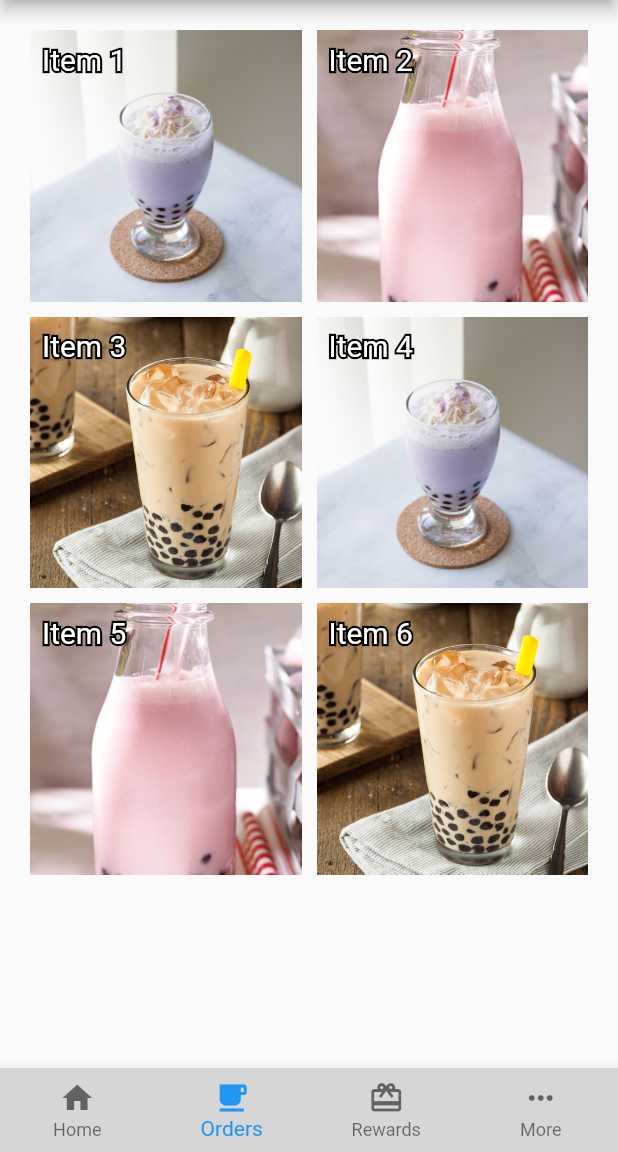
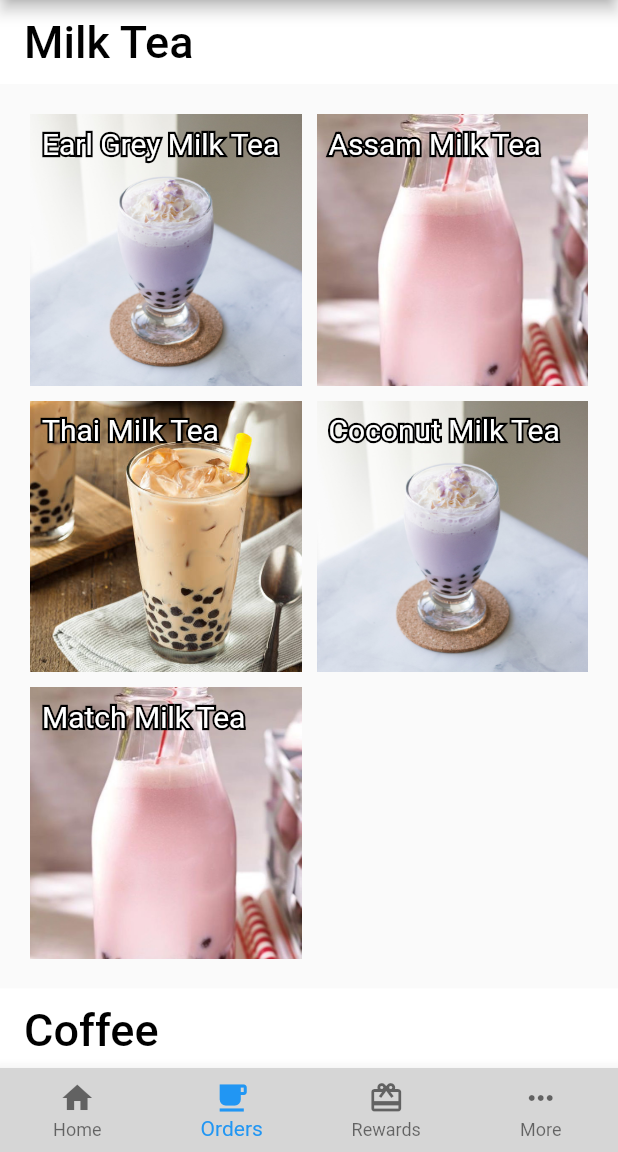
Before and after one commit to sabrinatouch/bobatouch, a Flutter app: the screen it shows after launch, item 2 of the bottom bar chosen, on a phone screen of 412 x 824 dp, the part 84-1236 px from its top. Run offline on Flutter 3.47's test engine with Material 2 defaults, Android fonts, the phone set to English and light mode, and no system bars.

Commit message:
Mirrors the menu items
Made the format to be closer to what the menu will look like

```diff
--- a/flutter_test/demo/lib/OrdersPage.dart
+++ b/flutter_test/demo/lib/OrdersPage.dart
@@ -9,10 +9,18 @@ class _OrdersPageState extends State<OrdersPage> {
   @override
   Widget build(BuildContext context) {
     return new Scaffold(
-      body:
-      CustomScrollView(
+      body: CustomScrollView(
         primary: false,
         slivers: <Widget>[
+          SliverAppBar(
+            title: Text('Milk Tea',
+                style: TextStyle(
+                  fontSize: 30.0,
+                  color: Colors.black,
+                )
+            ),
+            backgroundColor: Colors.white,
+          ),
           SliverPadding(
             padding: const EdgeInsets.all(20),
             sliver: SliverGrid.count(
@@ -20,12 +28,98 @@ class _OrdersPageState extends State<OrdersPage> {
               mainAxisSpacing: 10,
               crossAxisCount: 2,
               children: <Widget>[
-                _buildMenuItem('assets/drink1.jpg', 'Item 1'),
-                _buildMenuItem('assets/drink2.jpg', 'Item 2'),
-                _buildMenuItem('assets/drink3.jpg', 'Item 3'),
-                _buildMenuItem('assets/drink1.jpg', 'Item 4'),
-                _buildMenuItem('assets/drink2.jpg', 'Item 5'),
-                _buildMenuItem('assets/drink3.jpg', 'Item 6'),
+                _buildMenuItem('assets/drink1.jpg', 'Earl Grey Milk Tea'),
+                _buildMenuItem('assets/drink2.jpg', 'Assam Milk Tea'),
+                _buildMenuItem('assets/drink3.jpg', 'Thai Milk Tea'),
+                _buildMenuItem('assets/drink1.jpg', 'Coconut Milk Tea'),
+                _buildMenuItem('assets/drink2.jpg', 'Match Milk Tea'),
+              ],
+            ),
+          ),
+          SliverAppBar(
+            title: Text('Coffee',
+                style: TextStyle(
+                  fontSize: 30.0,
+                  color: Colors.black,
+                )
+            ),
+            backgroundColor: Colors.white,
+          ),
+          SliverPadding(
+            padding: const EdgeInsets.all(20),
+            sliver: SliverGrid.count(
+              crossAxisSpacing: 10,
+              mainAxisSpacing: 10,
+              crossAxisCount: 2,
+              children: <Widget>[
+                _buildMenuItem('assets/drink1.jpg', 'Cold Brew Hazelnut Vietnamese Coffee'),
+              ],
+            ),
+          ),
+          SliverAppBar(
+            title: Text('Fruity',
+                style: TextStyle(
+                  fontSize: 30.0,
+                  color: Colors.black,
+                )
+            ),
+            backgroundColor: Colors.white,
+          ),
+          SliverPadding(
+            padding: const EdgeInsets.all(20),
+            sliver: SliverGrid.count(
+              crossAxisSpacing: 10,
+              mainAxisSpacing: 10,
+              crossAxisCount: 2,
+              children: <Widget>[
+                _buildMenuItem('assets/drink1.jpg', 'Hibiscus'),
+                _buildMenuItem('assets/drink2.jpg', 'Lemon Grass'),
+                _buildMenuItem('assets/drink3.jpg', 'Giner'),
+                _buildMenuItem('assets/drink1.jpg', 'Lemonade'),
+              ],
+            ),
+          ),
+          SliverAppBar(
+            title: Text('Flavored Milk',
+                style: TextStyle(
+                  fontSize: 30.0,
+                  color: Colors.black,
+                )
+            ),
+            backgroundColor: Colors.white,
+          ),
+          SliverPadding(
+            padding: const EdgeInsets.all(20),
+            sliver: SliverGrid.count(
+              crossAxisSpacing: 10,
+              mainAxisSpacing: 10,
+              crossAxisCount: 2,
+              children: <Widget>[
+                _buildMenuItem('assets/drink1.jpg', 'Strawberry Milk'),
+                _buildMenuItem('assets/drink2.jpg', 'Ube Milk'),
+                _buildMenuItem('assets/drink3.jpg', 'Mung Bean Pandan Milk'),
+              ],
+            ),
+          ),
+          SliverAppBar(
+            title: Text('Ice Cream',
+                style: TextStyle(
+                  fontSize: 30.0,
+                  color: Colors.black,
+                )
+            ),
+            backgroundColor: Colors.white,
+          ),
+          SliverPadding(
+            padding: const EdgeInsets.all(20),
+            sliver: SliverGrid.count(
+              crossAxisSpacing: 10,
+              mainAxisSpacing: 10,
+              crossAxisCount: 2,
+              children: <Widget>[
+                _buildMenuItem('assets/drink1.jpg', 'Brown Sugar Milk Tea'),
+                _buildMenuItem('assets/drink2.jpg', 'Thai Iced Tea'),
+                _buildMenuItem('assets/drink3.jpg', 'Matcha Milk Tea'),
               ],
             ),
           ),
@@ -37,7 +131,7 @@ class _OrdersPageState extends State<OrdersPage> {
 
 _buildMenuItem(String imgPath, String name) {
   return Container(
-    padding: const EdgeInsets.all(8),
+      padding: const EdgeInsets.all(8),
       child: Stack(
         children: <Widget>[
           // Stroked text as border.
```
